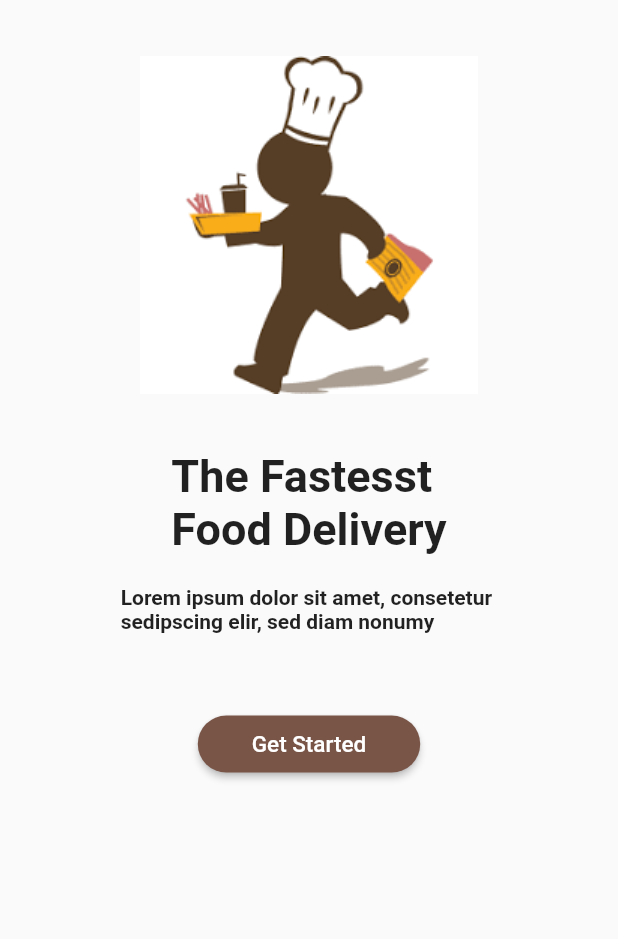
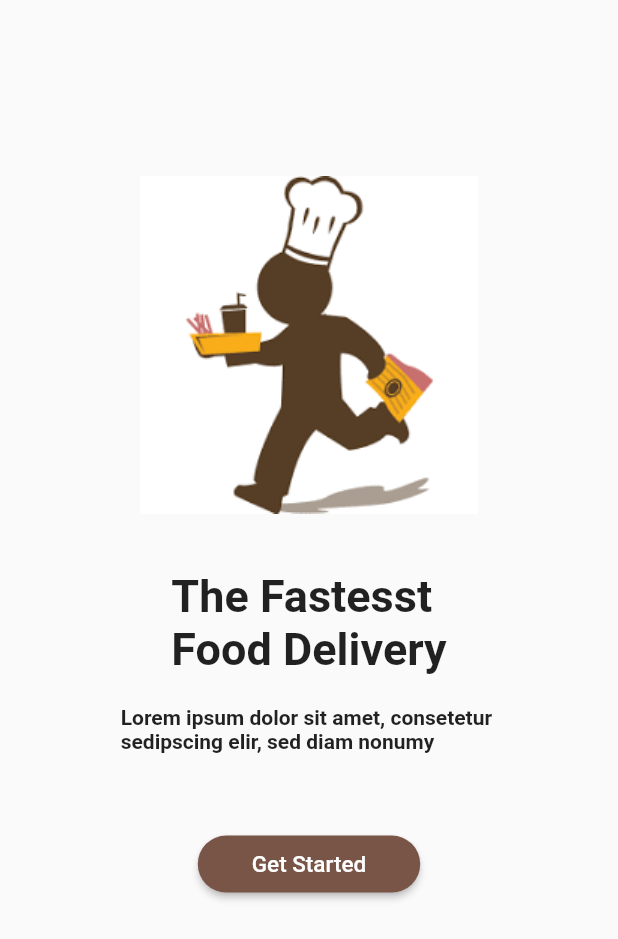
Before and after one commit to UrvikPiparva/Screen-UI, a Flutter app: the screen it shows after launch, on a phone screen of 412 x 824 dp. Shown: the top 939 px of the screen. Run offline on Flutter 3.47's test engine with Material 2 defaults, Android fonts, the phone set to English and light mode, and no system bars.

```diff
--- a/lib/first_page.dart
+++ b/lib/first_page.dart
@@ -7,8 +7,11 @@ class FirstPage extends StatelessWidget {
   Widget build(BuildContext context) {
     // TODO: implement build
 
-    return Scaffold(
-      body: Column(
+    return SafeArea(
+      child: Scaffold(
+        body: Container(
+          padding: EdgeInsets.only(top: 80),
+          child: Column(
             children: [
               Center(
                   child: Image.asset(
@@ -55,6 +58,8 @@ class FirstPage extends StatelessWidget {
               )
             ],
           ),
+        ),
+      ),
     );
 
     throw UnimplementedError();
```
Lines whose indentation alone changed are shown as unchanged.
